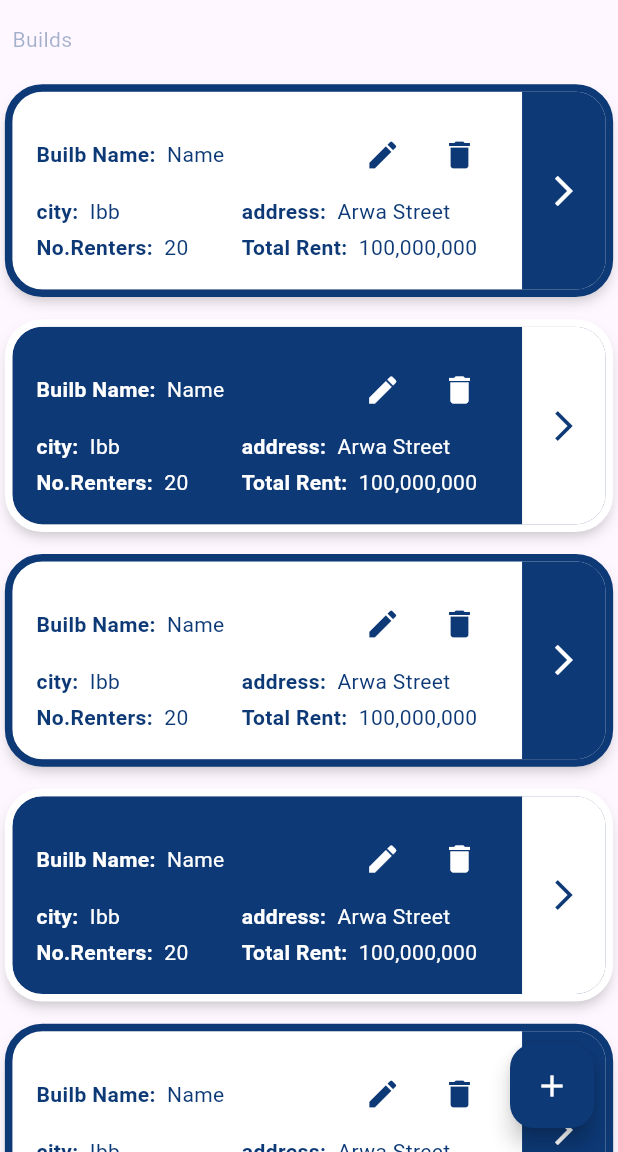
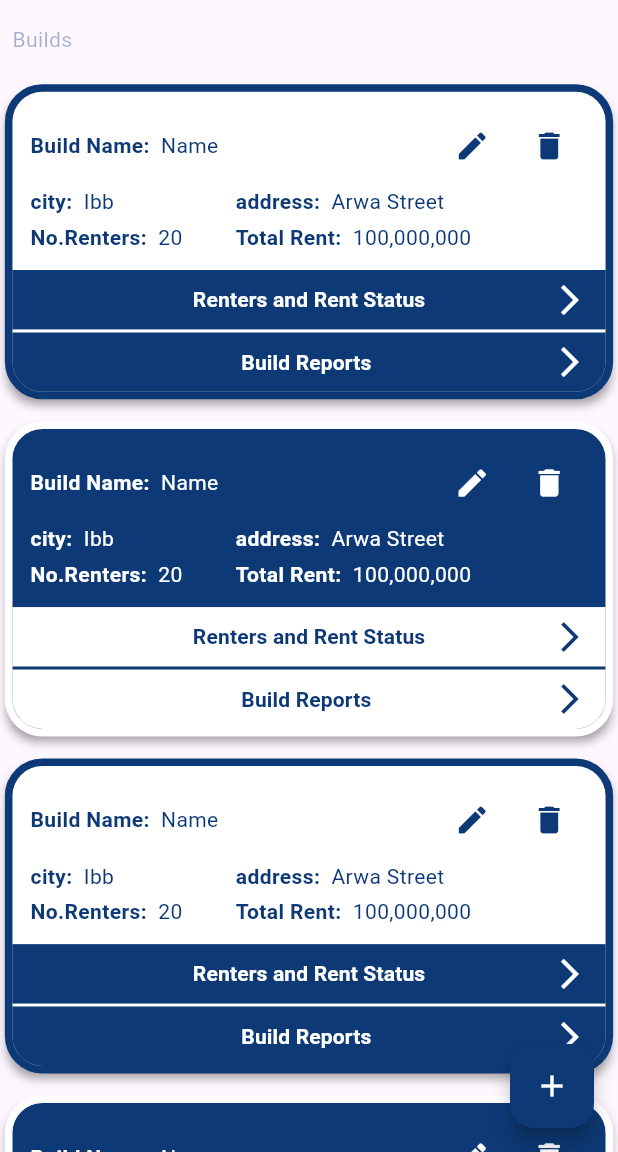
Before and after one commit to ENG-SHEHAB-AL-SAIDI/RentersManagment, a Flutter app: the PhoneHomeView screen opened directly, on a phone screen of 412 x 824 dp, the part 84-1236 px from its top. Run offline on Flutter 3.47's test engine with Material 3 defaults, Android fonts, the light colour scheme and no system bars; our stand-ins replace get; accounts and stored records are empty.

Commit message:
adjest home view builds card desgin

```diff
--- a/renters_management_front_end/analysis_options.yaml
+++ b/renters_management_front_end/analysis_options.yaml
@@ -7,6 +7,9 @@
 
 # The following line activates a set of recommended lints for Flutter apps,
 # packages, and plugins designed to encourage good coding practices.
+analyzer:
+  errors:
+    must_be_immutable: ignore ignore
 include: package:flutter_lints/flutter.yaml
 
 linter:
--- a/renters_management_front_end/lib/app/components/build_card.dart
+++ b/renters_management_front_end/lib/app/components/build_card.dart
@@ -20,6 +20,7 @@ class BuildCard extends StatelessWidget {
 
   @override
   Widget build(BuildContext context) {
+    (height<200)?height=200:null;
     Color color1;
     Color color2;
     Color textColor;
@@ -46,30 +47,32 @@ class BuildCard extends StatelessWidget {
           ),
           boxShadow: const [
             BoxShadow(
-              color: Colors.black26,
-              spreadRadius: 1,
-              blurRadius: 8,
+              color: Colors.black38,
+              spreadRadius: 3,
+              blurRadius: 5,
               offset: Offset(0, 5),
             )
           ],
           borderRadius: const BorderRadius.all(Radius.circular(20)),
         ),
-        child: Row(
+        child: Column(
           children: [
-            Padding(
-              padding: const EdgeInsets.all(16),
+            Container(
+              height: ((height-2) * 0.6),
+              padding: const EdgeInsets.all(12),
               child: Column(
-                mainAxisAlignment: MainAxisAlignment.spaceAround,
+                mainAxisAlignment: MainAxisAlignment.spaceBetween,
                 crossAxisAlignment: CrossAxisAlignment.start,
                 children: [
                   Row(
+                    mainAxisAlignment: MainAxisAlignment.spaceBetween,
                     children: [
                       SizedBox(
                         width: (Get.width - rightPadding) * 0.6,
                         child: Row(
                           children: [
                             SecText(
-                              "Builb Name:  ",
+                              "Build Name:  ",
                               textColor: textColor,
                               fontWeight: FontWeight.bold,
                             ),
@@ -175,24 +178,67 @@ class BuildCard extends StatelessWidget {
                 ],
               ),
             ),
-            Expanded(
-              child: Container(
-                height: height,
-                decoration: BoxDecoration(
+            Container(
+              height: (height-2) * 0.2,
+              width: double.maxFinite,
               color: color2,
-                  borderRadius: const BorderRadius.only(
-                    bottomRight: Radius.circular(20),
-                    topRight: Radius.circular(20),
+              child: Stack(
+                alignment: Alignment.topRight,
+                children: [
+                  Center(
+                    child: TextButton(
+                      onPressed: () { },
+                      child: SecText(
+                        "Renters and Rent Status",
+                        textColor: color1,
+                        fontWeight: FontWeight.bold,
                       ),
                     ),
-                child: IconButton(
+                  ),
+                  IconButton(
                     onPressed: () {},
                     icon: Icon(
                       Icons.arrow_forward_ios,
                       color: color1,
                     ),
-                  highlightColor: (type==0)?Colors.white38:Colors.black38,
                   ),
+                ],
+              ),
+            ),
+            const SizedBox(
+              height: 2,
+            ),
+            Container(
+              height: (height-2) * 0.2,
+              width: double.maxFinite,
+              decoration: BoxDecoration(
+                color: color2,
+                borderRadius: const BorderRadius.only(
+                  bottomRight: Radius.circular(20),
+                  bottomLeft: Radius.circular(20),
+                ),
+              ),
+              child: Stack(
+                alignment: Alignment.topRight,
+                children: [
+                  Center(
+                    child: TextButton(
+                      onPressed: () { },
+                      child: SecText(
+                        "Build Reports ",
+                        textColor: color1,
+                        fontWeight: FontWeight.bold,
+                      ),
+                    ),
+                  ),
+                  IconButton(
+                    onPressed: () {},
+                    icon: Icon(
+                      Icons.arrow_forward_ios,
+                      color: color1,
+                    ),
+                  ),
+                ],
               ),
             )
           ],
--- a/renters_management_front_end/lib/app/views/home_view/phone_home_view.dart
+++ b/renters_management_front_end/lib/app/views/home_view/phone_home_view.dart
@@ -1,3 +1,5 @@
+// ignore_for_file: must_be_immutable
+
 import 'package:flutter/material.dart';
 import 'package:get/get.dart';
 import 'package:renters_management_front_end/app/components/build_card.dart';
```
Lines whose indentation alone changed are shown as unchanged.
